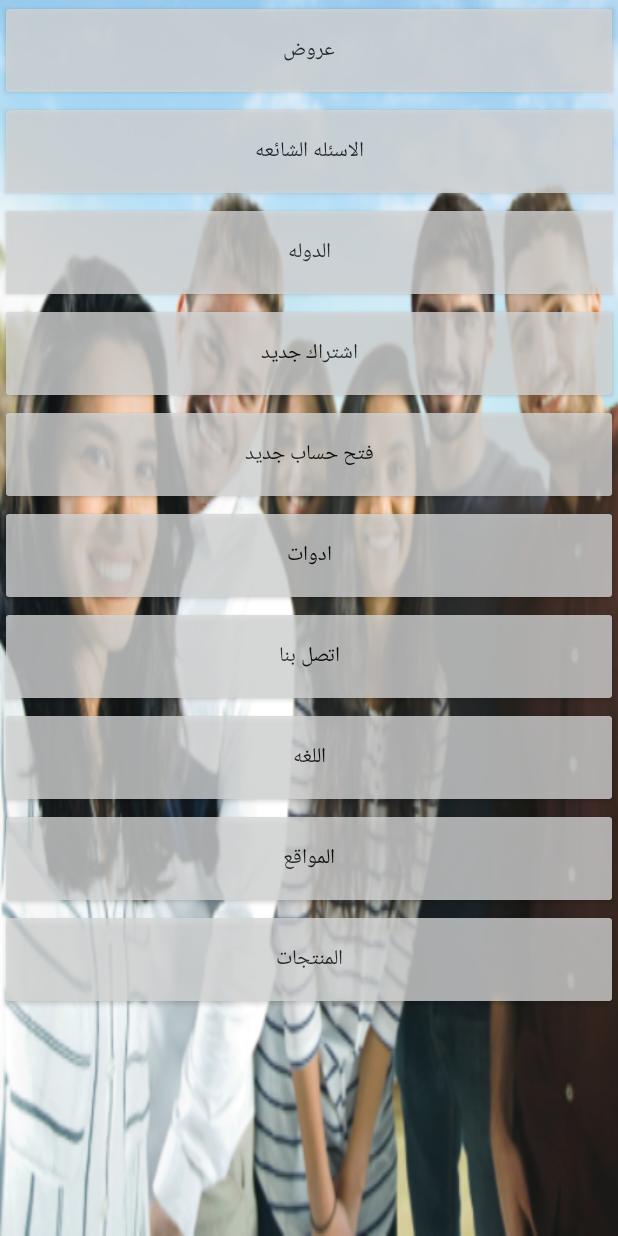
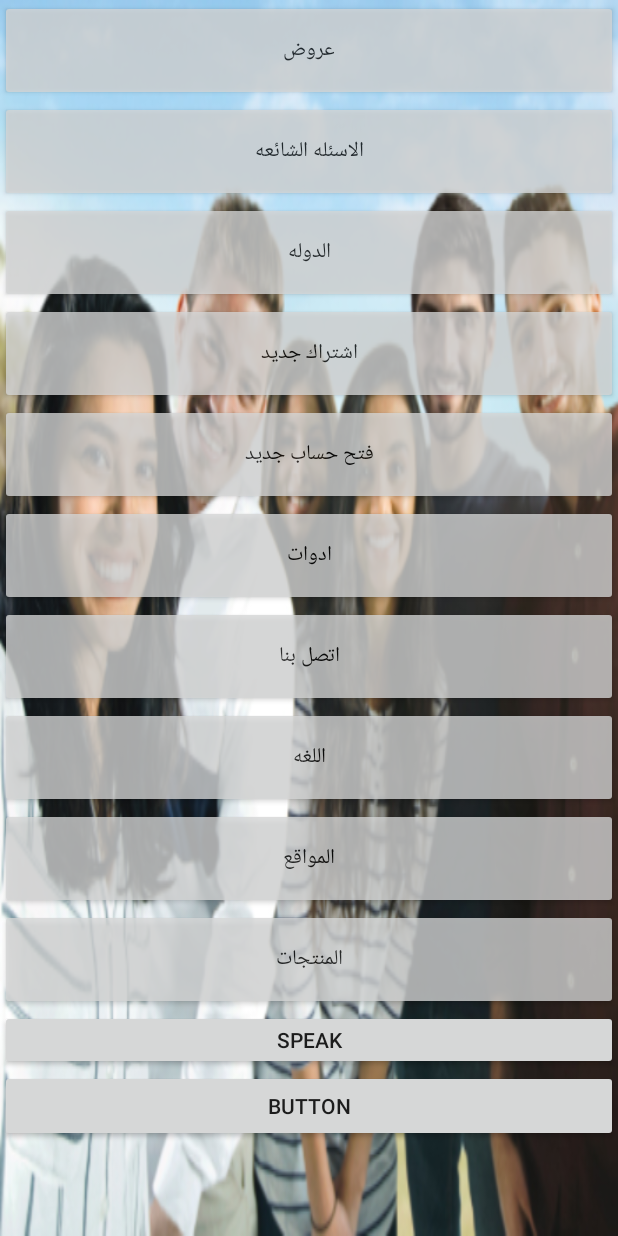
Before and after one commit to monassar97/AndroidTest, an Android app: the screen it shows after launch (MainActivity), on a phone screen of 412 x 824 dp. Run offline under Robolectric (Android 15) with nearby library versions, the phone set to English and light mode, and no system bars; libraries missing offline, so code that uses them is left out: com.afollestad.materialdialogs, com.sac.speech.

Commit message:
voice button added

```diff
--- a/app/src/main/java/com/zak/testapp/MainActivity.java
+++ b/app/src/main/java/com/zak/testapp/MainActivity.java
@@ -12,16 +12,19 @@ import android.content.res.Resources;
 import android.os.Bundle;
 import android.os.Handler;
 import android.preference.PreferenceManager;
-import android.provider.SyncStateContract;
-import android.speech.RecognitionListener;
 import android.speech.RecognizerIntent;
 import android.speech.SpeechRecognizer;
 import android.util.DisplayMetrics;
 import android.view.View;
 import android.widget.Button;
+import android.widget.ImageView;
+import android.widget.ProgressBar;
+import android.widget.TextView;
 import android.widget.Toast;
+import android.widget.ToggleButton;
 
 import java.util.ArrayList;
+
 import com.afollestad.materialdialogs.MaterialDialog.Builder;
 
 import java.util.Locale;
@@ -29,11 +32,19 @@ import java.util.Locale;
 import static com.zak.testapp.Constants.activity;
 
 public class MainActivity extends AppCompatActivity implements View.OnClickListener {
-    Button contactUsButton, countryButton, faqButton, languageButton, locationButton, offersButton, openAccountButton, productsButton, registerUserButton, toolsButton;
+    Button contactUsButton, countryButton, dialogButton, faqButton, languageButton, locationButton, offersButton, openAccountButton, voiceButton, productsButton, registerUserButton, toolsButton;
     Handler handler;
-    //private SpeechRecognizer mSpeechRecognizer;
-    //private Intent mSpeechRecognizerIntent;
-static  String language="ar";
+    private TextView returnedText;
+    private ToggleButton toggleButton;
+    private ProgressBar progressBar;
+    ImageView imageView1;
+    private SpeechRecognizer speech = null;
+    private Intent recognizerIntent;
+    private String LOG_TAG = "VoiceRecognitionActivity";
+    private SpeechRecognizer mSpeechRecognizer;
+    private Intent mSpeechRecognizerIntent;
+    static String language = "ar";
+
     @Override
     protected void onResume() {
         super.onResume();
@@ -49,7 +60,7 @@ static  String language="ar";
         //    handler = new Handler();
         // final int delay = 10000; //milliseconds
 
-     //   speak();
+        //   speak();
        /* handler.postDelayed(new Runnable() {
             public void run() {
                 speak();
@@ -67,13 +78,21 @@ static  String language="ar";
         activity = this;
         //enableAutoStart();
 
-        if (!checkServiceRunning()) {
+        /*if (!checkServiceRunning()) {
             startService(new Intent(MainActivity.this, MyService.class));
         }else{
             setLocale(language);
-        }
+        }*/
         setXmlReference();
         setListener();
+
+
+    }
+
+    private void showTransparent() {
+        Intent intent = new Intent(this, TransparentActivity.class);
+        startActivity(intent);
+        startActivityForResult(intent, 2000);
 
 
     }
@@ -81,21 +100,21 @@ static  String language="ar";
     private void speak() {
         Intent intent = new Intent(RecognizerIntent.ACTION_RECOGNIZE_SPEECH);
         intent.putExtra(RecognizerIntent.EXTRA_LANGUAGE_MODEL, RecognizerIntent.LANGUAGE_MODEL_FREE_FORM);
-        //intent.putExtra(RecognizerIntent.EXTRA_LANGUAGE, language);
+        intent.putExtra(RecognizerIntent.EXTRA_LANGUAGE, "ar");
+        intent.putExtra(RecognizerIntent.EXTRA_CALLING_PACKAGE, this.getPackageName());
 
-        intent.putExtra(RecognizerIntent.EXTRA_PROMPT, "Hi Speak Something");
+        intent.putExtra(RecognizerIntent.EXTRA_PROMPT, "كيف يمكنني مساعدتك");
 
-
-
-       /* mSpeechRecognizer = SpeechRecognizer.createSpeechRecognizer(this);
+        mSpeechRecognizer = SpeechRecognizer.createSpeechRecognizer(this);
         mSpeechRecognizerIntent = new Intent(RecognizerIntent.ACTION_RECOGNIZE_SPEECH);
         mSpeechRecognizerIntent.putExtra(RecognizerIntent.EXTRA_LANGUAGE_MODEL,
                 RecognizerIntent.LANGUAGE_MODEL_FREE_FORM);
+        // mSpeechRecognizerIntent.putExtra(RecognizerIntent.)
+        // mSpeechRecognizerIntent.
         mSpeechRecognizerIntent.putExtra(RecognizerIntent.EXTRA_CALLING_PACKAGE,
                 this.getPackageName());
 
-        mSpeechRecognizer.setRecognitionListener(this);
-*/
+        // mSpeechRecognizer.setRecognitionListener(this);
         try {
             startActivityForResult(intent, 1000);
         } catch (Exception e) {
@@ -103,9 +122,13 @@ static  String language="ar";
         }
     }
 
-   /* @Override
-    protected void onActivityResult(int requestCode, int resultCode, @Nullable Intent data) *//*{
+    @Override
+    protected void onActivityResult(int requestCode, int resultCode, @Nullable Intent data) {
+
         super.onActivityResult(requestCode, resultCode, data);
+        /*if (requestCode == 2000) {
+            finishActivity(2000);
+        }*/
         switch (requestCode) {
             case 1000:
                 if (resultCode == RESULT_OK && null != data) {
@@ -113,107 +136,70 @@ static  String language="ar";
                     ArrayList<String> result = data.getStringArrayListExtra(RecognizerIntent.EXTRA_RESULTS);
                     Toast.makeText(this, "Test " + result.get(0), Toast.LENGTH_LONG).show();
                     if (result.get(0).contains("اتصل بنا") || result.get(0).contains("contact us")) {
-                        handler.removeCallbacksAndMessages(null);
                         Toast.makeText(this, "" + result.get(0), Toast.LENGTH_LONG).show();
                         Intent intentContactUs = new Intent(this, ContactUsActivity.class);
-                        //EditText editText = (EditText) findViewById(R.id.editText);
-                        //String message = editText.getText().toString();
-                        //intent.putExtra("message", message);
                         startActivity(intentContactUs);
                     }
-                    if (result.get(0).contains("الدوله") || result.get(0).contains("country")) {
+                    if (result.get(0).contains("الدوله") || result.get(0).contains("country")
+                            || result.get(0).contains("دوله")) {
                         Toast.makeText(this, result.get(0), Toast.LENGTH_LONG).show();
                         Intent intentContactUs = new Intent(this, CountryActivity.class);
-                        //EditText editText = (EditText) findViewById(R.id.editText);
-                        //String message = editText.getText().toString();
-                        //intent.putExtra("message", message);
                         startActivity(intentContactUs);
                     }
-                    if (result.get(0).contains("الاسئله الشائعه") || result.get(0).contains("frequently asked questions")) {
+                    if (result.get(0).contains("الاسئله الشائعه") ||
+                            result.get(0).contains("اسئله شائعه") ||
+                            result.get(0).contains("frequently asked questions")) {
                         Toast.makeText(this, "" + result.get(0), Toast.LENGTH_LONG).show();
                         Intent intentContactUs = new Intent(this, FaqActivity.class);
-                        //EditText editText = (EditText) findViewById(R.id.editText);
-                        //String message = editText.getText().toString();
-                        //intent.putExtra("message", message);
                         startActivity(intentContactUs);
                     }
-                    *//*if (result.get(0).contains("اللغه") || result.get(0).contains("language")) {
+                    if (result.get(0).contains("اللغه") || result.get(0).contains("language")
+                            || result.get(0).contains("لغه")) {
                         Toast.makeText(this, "" + result.get(0), Toast.LENGTH_LONG).show();
                         Intent intentContactUs = new Intent(this, LanguageActivity.class);
-                        //EditText editText = (EditText) findViewById(R.id.editText);
-                        String message = result.get(0).toLowerCase();
-                        intentContactUs.putExtra("message", message);
-                        if (message.contains("arabic")) {
-                            language = "ar";
-                            setLocale("ar");
-
-                        } else if (message.contains("انجليزيه")) {
-                            language = "en";
-                            setLocale("en");
-
-                        }
-                          startActivity(intentContactUs);
-                    }*//*
-                    if (result.get(0).contains("المواقع") || result.get(0).contains("location")) {
+                        startActivity(intentContactUs);
+                    }
+                    if (result.get(0).contains("المواقع") || result.get(0).contains("location")
+                            || result.get(0).contains("مواقع")) {
                         Toast.makeText(this, "" + result.get(0), Toast.LENGTH_LONG).show();
                         Intent intentContactUs = new Intent(this, LocationActivity.class);
-                        //EditText editText = (EditText) findViewById(R.id.editText);
-                        //String message = editText.getText().toString();
-                        //intent.putExtra("message", message);
                         startActivity(intentContactUs);
                     }
-                    if (result.get(0).contains("عروض") || result.get(0).contains("offers")) {
+                    if (result.get(0).contains("عروض") || result.get(0).contains("offers")
+                            || result.get(0).contains("عرض") || result.get(0).contains("عروض البنك") || result.get(0).contains("عروض للبنك")
+                    ) {
                         Toast.makeText(this, "" + result.get(0), Toast.LENGTH_LONG).show();
                         Intent intentContactUs = new Intent(this, OffersActivity.class);
-                        //EditText editText = (EditText) findViewById(R.id.editText);
-                        //String message = editText.getText().toString();
-                        //intent.putExtra("message", message);
                         startActivity(intentContactUs);
                     }
-                    if (result.get(0).contains("فتح حساب جديد") || result.get(0).contains("open new account")) {
+                    if (result.get(0).contains("فتح حساب جديد") || result.get(0).contains("open new account")
+                            || result.get(0).contains("حساب جديد") || result.get(0).contains("فتح حساب")) {
                         Toast.makeText(this, "" + result.get(0), Toast.LENGTH_LONG).show();
                         Intent intentContactUs = new Intent(this, OpenAccountActivity.class);
-                        //EditText editText = (EditText) findViewById(R.id.editText);
-                        //String message = editText.getText().toString();
-                        //intent.putExtra("message", message);
                         startActivity(intentContactUs);
                     }
-                    if (result.get(0).contains("المنتجات") || result.get(0).contains("products")) {
+                    if (result.get(0).contains("المنتجات") || result.get(0).contains("products") || result.get(0).contains("منتج")
+                            || result.get(0).contains("انتاج") || result.get(0).contains("منتجات")) {
                         Toast.makeText(this, "" + result.get(0), Toast.LENGTH_LONG).show();
                         Intent intentContactUs = new Intent(this, ProductsActivity.class);
-                        //EditText editText = (EditText) findViewById(R.id.editText);
-                        //String message = editText.getText().toString();
-                        //intent.putExtra("message", message);
                         startActivity(intentContactUs);
                     }
                     if (result.get(0).contains("اشتراك جديد") || result.get(0).contains("register new user")) {
                         Toast.makeText(this, "" + result.get(0), Toast.LENGTH_LONG).show();
                         Intent intentContactUs = new Intent(this, RegisterUserActivity.class);
-                        //EditText editText = (EditText) findViewById(R.id.editText);
-                        //String message = editText.getText().toString();
-                        //intent.putExtra("message", message);
                         startActivity(intentContactUs);
                     }
-                    if (result.get(0).contains("ادوات") || result.get(0).contains("tools")) {
+                    if (result.get(0).contains("ادوات") || result.get(0).contains("tools")
+                            || result.get(0).contains("الادوات")) {
                         Toast.makeText(this, "" + result.get(0), Toast.LENGTH_LONG).show();
                         Intent intentContactUs = new Intent(this, ToolsActivity.class);
-                        //EditText editText = (EditText) findViewById(R.id.editText);
-                        //String message = editText.getText().toString();
-                        //intent.putExtra("message", message);
                         startActivity(intentContactUs);
                     }
 
 
-                } else {
-                 *//*   handler.postDelayed(new Runnable() {
-                        public void run() {
-                            speak();
-                            handler.postDelayed(this, 10000);
-                        }
-                    }, 10000);*//*
                 }
         }
-    }*/
+    }
 
     private void setXmlReference() {
         contactUsButton = findViewById(R.id.ContactUs);
@@ -226,6 +212,9 @@ static  String language="ar";
         productsButton = findViewById(R.id.Products);
         registerUserButton = findViewById(R.id.RegisterUser);
         toolsButton = findViewById(R.id.Tools);
+        voiceButton = findViewById(R.id.voice);
+        dialogButton = findViewById(R.id.voice);
+
 
     }
 
@@ -240,6 +229,8 @@ static  String language="ar";
         productsButton.setOnClickListener(this);
         registerUserButton.setOnClickListener(this);
         toolsButton.setOnClickListener(this);
+        voiceButton.setOnClickListener(this);
+        dialogButton.setOnClickListener(this);
 
 
     }
@@ -248,133 +239,59 @@ static  String language="ar";
     @Override
     public void onClick(View view) {
         switch (view.getId()) {
+            case R.id.dialog:
+
+                Intent intentTest = new Intent(this, VoiceActivity.class);
+                startActivity(intentTest);
+                break;
+            case R.id.voice:
+                //showTransparent();
+                speak();
+                break;
             case R.id.ContactUs:
                 Intent intentContactUs = new Intent(this, ContactUsActivity.class);
-                //EditText editText = (EditText) findViewById(R.id.editText);
-                //String message = editText.getText().toString();
-                //intent.putExtra("message", message);
                 startActivity(intentContactUs);
                 break;
             case R.id.Country:
                 Intent intentCountry = new Intent(this, CountryActivity.class);
-                //EditText editText = (EditText) findViewById(R.id.editText);
-                //String message = editText.getText().toString();
-                //intent.putExtra("message", message);
                 startActivity(intentCountry);
                 break;
             case R.id.FAQ:
                 Intent intentFAQ = new Intent(this, FaqActivity.class);
-                //EditText editText = (EditText) findViewById(R.id.editText);
-                //String message = editText.getText().toString();
-                //intent.putExtra("message", message);
                 startActivity(intentFAQ);
                 break;
             case R.id.language:
                 Intent intentLanguage = new Intent(this, LanguageActivity.class);
-                //EditText editText = (EditText) findViewById(R.id.editText);
-                //String message = editText.getText().toString();
-                //intent.putExtra("message", message);
                 startActivity(intentLanguage);
                 break;
             case R.id.Location:
                 Intent intentLocation = new Intent(this, LocationActivity.class);
-                //EditText editText = (EditText) findViewById(R.id.editText);
-                //String message = editText.getText().toString();
-                //intent.putExtra("message", message);
                 startActivity(intentLocation);
                 break;
             case R.id.offers:
                 Intent intentOffers = new Intent(this, OffersActivity.class);
-                //EditText editText = (EditText) findViewById(R.id.editText);
-                //String message = editText.getText().toString();
-                //intent.putExtra("message", message);
                 startActivity(intentOffers);
                 break;
             case R.id.OpenAccount:
                 Intent intentOpenAccount = new Intent(this, OpenAccountActivity.class);
-                //EditText editText = (EditText) findViewById(R.id.editText);
-                //String message = editText.getText().toString();
-                //intent.putExtra("message", message);
                 startActivity(intentOpenAccount);
                 break;
             case R.id.Products:
                 Intent intentProducts = new Intent(this, ProductsActivity.class);
-                //EditText editText = (EditText) findViewById(R.id.editText);
-                //String message = editText.getText().toString();
-                //intent.putExtra("message", message);
                 startActivity(intentProducts);
                 break;
             case R.id.RegisterUser:
                 Intent intentRegisterUser = new Intent(this, RegisterUserActivity.class);
-                //EditText editText = (EditText) findViewById(R.id.editText);
-                //String message = editText.getText().toString();
-                //intent.putExtra("message", message);
                 startActivity(intentRegisterUser);
                 break;
             case R.id.Tools:
                 Intent intentTools = new Intent(this, ToolsActivity.class);
-                //EditText editText = (EditText) findViewById(R.id.editText);
-                //String message = editText.getText().toString();
-                //intent.putExtra("message", message);
                 startActivity(intentTools);
                 break;
             default:
                 System.out.println("Do No Thing");
         }
     }
-
-    /*@Override
-    public void onReadyForSpeech(Bundle bundle) {
-        Toast.makeText(getApplicationContext(),"1",Toast.LENGTH_LONG).show();;
-    }
-
-    @Override
-    public void onBeginningOfSpeech() {
-        Toast.makeText(getApplicationContext(),"2",Toast.LENGTH_LONG).show();;
-
-    }
-
-    @Override
-    public void onRmsChanged(float v) {
-        Toast.makeText(getApplicationContext(),"3",Toast.LENGTH_LONG).show();;
-
-    }
-
-    @Override
-    public void onBufferReceived(byte[] bytes) {
-        Toast.makeText(getApplicationContext(),"4",Toast.LENGTH_LONG).show();;
-
-    }
-
-    @Override
-    public void onEndOfSpeech() {
-        Toast.makeText(getApplicationContext(),"5",Toast.LENGTH_LONG).show();;
-
-    }
-
-    @Override
-    public void onError(int i) {
-        Toast.makeText(getApplicationContext(),"6",Toast.LENGTH_LONG).show();;
-
-    }
-
-    @Override
-    public void onResults(Bundle bundle) {
-        Toast.makeText(getApplicationContext(),"7",Toast.LENGTH_LONG).show();;
-
-    }
-
-    @Override
-    public void onPartialResults(Bundle bundle) {
-        Toast.makeText(getApplicationContext(),"8",Toast.LENGTH_LONG).show();;
-
-    }
-
-    @Override
-    public void onEvent(int i, Bundle bundle) {
-        Toast.makeText(getApplicationContext(),"9",Toast.LENGTH_LONG).show();;
-
-    }*/
 
     public void setLocale(String lang) {
         Locale myLocale = new Locale(lang);
@@ -425,4 +342,5 @@ static  String language="ar";
         }
         return false;
     }
+
 }
--- a/app/src/main/res/layout/activity_main.xml
+++ b/app/src/main/res/layout/activity_main.xml
@@ -105,5 +105,17 @@
             android:textColor="@android:color/black"
             android:text="@string/products" />
 
+        <Button
+            android:id="@+id/voice"
+            android:layout_width="match_parent"
+            android:layout_height="40dp"
+            android:text="Speak" />
+
+        <Button
+            android:id="@+id/dialog"
+            android:layout_width="match_parent"
+            android:layout_height="wrap_content"
+            android:text="Button" />
+
     </LinearLayout>
 </androidx.constraintlayout.widget.ConstraintLayout>
--- /dev/null
+++ b/app/src/main/res/layout/transparent.xml
@@ -0,0 +1,6 @@
+<?xml version="1.0" encoding="utf-8"?>
+<LinearLayout xmlns:android="http://schemas.android.com/apk/res/android"
+    android:orientation="vertical" android:layout_width="match_parent"
+    android:layout_height="match_parent">
+
+</LinearLayout>
--- a/app/src/main/res/values/styles.xml
+++ b/app/src/main/res/values/styles.xml
@@ -7,5 +7,13 @@
         <item name="colorPrimaryDark">@color/colorPrimaryDark</item>
         <item name="colorAccent">@color/colorAccent</item>
     </style>
+    <style name="Theme.AppCompat.Translucent" parent="Theme.AppCompat.NoActionBar">
+        <item name="android:background">#33000000</item> <!-- Or any transparency or color you need -->
+        <item name="android:windowNoTitle">true</item>
+        <item name="android:windowBackground">@android:color/transparent</item>
+        <item name="android:colorBackgroundCacheHint">@null</item>
+        <item name="android:windowIsTranslucent">true</item>
+        <item name="android:windowAnimationStyle">@android:style/Animation</item>
+    </style>
 
 </resources>
```
Also changed, not shown: app/src/main/AndroidManifest.xml (+12 -7 lines), app/src/main/java/com/zak/testapp/TransparentActivity.java (added, +16 -0 lines), app/src/main/java/com/zak/testapp/VoiceActivity.java (added, +184 -0 lines), app/src/main/res/layout/dialog.xml (added, +40 -0 lines).
